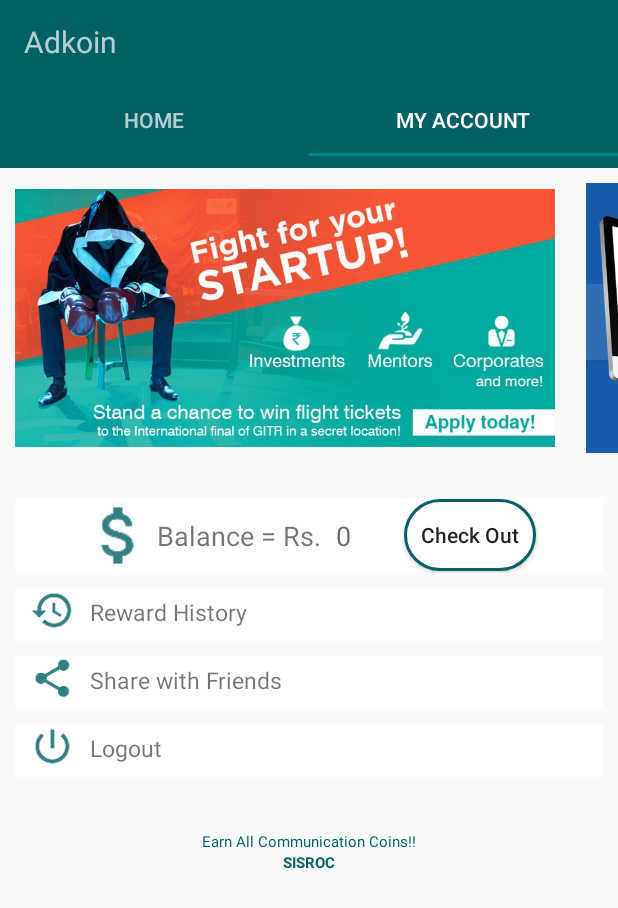
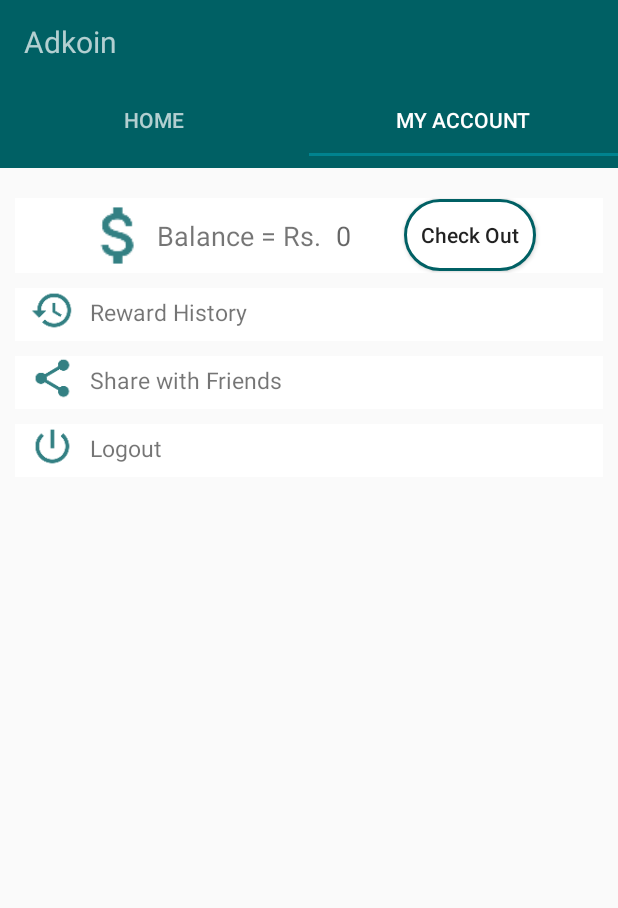
Before and after one commit to dinesh4u2k/MobileVerification, an Android app: the screen it shows after launch once a user with an empty profile is signed in (MainActivity), tab 2 chosen, on a phone screen of 412 x 824 dp. Shown: the top 908 px of the screen. Run offline under Robolectric (Android 15) with nearby library versions, the phone set to English and light mode, and no system bars; our stand-ins replace Firebase (no records; nobody signed in at launch, a user with empty details on screens opened directly); libraries missing offline, so code that uses them is left out: com.apollographql.apollo, com.viewpagerindicator; 13 statements that could not run were skipped.

Commit message:
image added

```diff
--- a/app/src/main/java/com/example/kavi/mobileverification/Home1.java
+++ b/app/src/main/java/com/example/kavi/mobileverification/Home1.java
@@ -7,6 +7,7 @@ import android.net.Uri;
 import android.os.Bundle;
 import android.os.Handler;
 import android.support.v4.app.Fragment;
+import android.support.v4.view.ViewPager;
 import android.support.v7.widget.LinearLayoutManager;
 import android.support.v7.widget.RecyclerView;
 import android.util.Log;
@@ -24,10 +25,13 @@ import com.apollographql.apollo.api.cache.http.HttpCachePolicy;
 import com.apollographql.apollo.cache.http.ApolloHttpCache;
 import com.apollographql.apollo.cache.http.DiskLruHttpCacheStore;
 import com.apollographql.apollo.exception.ApolloException;
+import com.viewpagerindicator.CirclePageIndicator;
 
 import java.io.File;
 import java.nio.charset.IllegalCharsetNameException;
 import java.util.ArrayList;
+import java.util.Timer;
+import java.util.TimerTask;
 
 import javax.annotation.Nonnull;
 
@@ -45,6 +49,8 @@ public class Home1 extends Fragment {
     R.drawable.im5,
 
 };
+
+    private  ViewPager mPager;
     private TextView amount;
 
     public ApolloClient apolloClient;
@@ -78,6 +84,15 @@ public class Home1 extends Fragment {
     private ArrayList<String> mImageUrls = new ArrayList<>();
 
     private OnFragmentInteractionListener mListener;
+
+
+    private static int currentPage = 0;
+    private static int NUM_PAGES = 0;
+    private ArrayList<ImageModel> imageModelArrayList;
+
+    private int[] myImageList = new int[]{R.drawable.ad1, R.drawable.ad2,
+            R.drawable.ad3,R.drawable.ad4
+            ,R.drawable.ad5,R.drawable.ic_launcher_background};
 
     public Home1() {
         // Required empty public constructor
@@ -115,7 +130,12 @@ public class Home1 extends Fragment {
     @Override
     public View onCreateView(LayoutInflater inflater, ViewGroup container,
                              Bundle savedInstanceState) {
+
+        //oncreate
         // Inflate the layout for this fragment
+
+
+
 
 
         SharedPreferences sp = getActivity().getSharedPreferences("Login", Context.MODE_PRIVATE);
@@ -125,12 +145,18 @@ public class Home1 extends Fragment {
         View rootView=inflater.inflate(R.layout.fragment_home1, container, false);
         callcount=rootView.findViewById(R.id.call);
         amount = rootView.findViewById(R.id.cash_amo);
-         gallery=rootView.findViewById(R.id.gallery);
-        inflater1 = LayoutInflater.from(getActivity());
+        // gallery=rootView.findViewById(R.id.gallery);
+        //inflater1 = LayoutInflater.from(getActivity());
 
 //       new Handler().postDelayed(new Runnable() {
 //            @Override
 //            public void run() {
+
+            //image slider code
+        imageModelArrayList = new ArrayList<>();
+        imageModelArrayList = populateList();
+
+        init();
 
                 SharedPreferences spbroad = getActivity().getSharedPreferences("cc", Context.MODE_PRIVATE);
 
@@ -145,18 +171,6 @@ public class Home1 extends Fragment {
 
 
 
-       /* View view = inflater1.inflate(R.layout.banner,gallery,false);
-        imageView= view.findViewById(R.id.im1);
-        imageView.setImageResource(images[0]);
-        imageView1= view.findViewById(R.id.im2);
-        imageView1.setImageResource(images[1]);
-        imageView2= view.findViewById(R.id.im3);
-        imageView2.setImageResource(images[2]);
-        imageView3= view.findViewById(R.id.im4);
-        imageView3.setImageResource(images[3]);
-        imageView4= view.findViewById(R.id.im5);
-        imageView4.setImageResource(images[4]);
-        gallery.addView(view);*/
 
 
         File file = new File(getActivity().getCacheDir().toURI());
@@ -223,36 +237,87 @@ public class Home1 extends Fragment {
                     }
                 });
 
+        mPager =  rootView.findViewById(R.id.pager1);
+        mPager.setAdapter(new SlidingImage_Adapter(getContext(),imageModelArrayList));
+
+        CirclePageIndicator indicator = (CirclePageIndicator)
+                rootView.findViewById(R.id.indicator);
+
+        indicator.setViewPager(mPager);
+
+        final float density = getResources().getDisplayMetrics().density;
+
+//Set circle indicator radius
+        indicator.setRadius(5 * density);
+
+        NUM_PAGES =imageModelArrayList.size();
+
+        // Auto start of viewpager
+        final Handler handler = new Handler();
+        final Runnable Update = new Runnable() {
+            public void run() {
+                if (currentPage == NUM_PAGES) {
+                    currentPage = 0;
+                }
+                mPager.setCurrentItem(currentPage++, true);
+            }
+        };
+        Timer swipeTimer = new Timer();
+        swipeTimer.schedule(new TimerTask() {
+            @Override
+            public void run() {
+                handler.post(Update);
+            }
+        }, 3000, 3000);
+
+        // Pager listener over indicator
+        indicator.setOnPageChangeListener(new ViewPager.OnPageChangeListener() {
+
+            @Override
+            public void onPageSelected(int position) {
+                currentPage = position;
+
+            }
+
+            @Override
+            public void onPageScrolled(int pos, float arg1, int arg2) {
+
+            }
+
+            @Override
+            public void onPageScrollStateChanged(int pos) {
+
+            }
+        });
+
 
         return rootView;
 
 
     }
-   /* private void initRecyclerView() {
-        Log.d(TAG, "initRecyclerView: init recyclerview");
-        LinearLayoutManager layoutManager = new LinearLayoutManager(getContext(), LinearLayoutManager.HORIZONTAL, false);
-        RecyclerView recyclerView = getActivity().findViewById(R.id.my_recycler_view);
-        recyclerView.setLayoutManager(layoutManager);
-       BannerAdapter adapter = new BannerAdapter(getContext(), mNames, mImageUrls);
-        recyclerView.setAdapter(adapter);
-    }*/
-   /* private void getImages(){
-        Log.d(TAG, "initImageBitmaps: preparing bitmaps.");
 
-        mImageUrls.add("http://demo.ajax-cart.com/photos/product/4/176/4.jpg");
-        mNames.add("beats");
-        mImageUrls.add("https://www.argos-support.co.uk/cache/square/assets/img/categories/product-shots/wearable-technology.png");
-        mNames.add("watch");
 
-        mImageUrls.add("https://pbs.twimg.com/media/Cq21NK7XgAEVQdG.jpg");
-        mNames.add("Portugal");
 
-        mImageUrls.add("http://www.pepsico.com/images/album/what-we-believe-redesign/products/products-progress-7up.jpg?sfvrsn=3576d841_0");
-        mNames.add("drinks");
 
-        initRecyclerView();
+    private ArrayList<ImageModel> populateList(){
 
-    }*/
+        ArrayList<ImageModel> list = new ArrayList<>();
+
+        for(int i = 0; i < 6; i++){
+            ImageModel imageModel = new ImageModel();
+            imageModel.setImage_drawable(myImageList[i]);
+            list.add(imageModel);
+        }
+
+        return list;
+    }
+
+    private void init() {
+
+
+
+    }
+
 
     // TODO: Rename method, update argument and hook method into UI event
     public void onButtonPressed(Uri uri) {
--- /dev/null
+++ b/app/src/main/java/com/example/kavi/mobileverification/ImageModel.java
@@ -0,0 +1,14 @@
+package com.example.kavi.mobileverification;
+
+public class ImageModel {
+
+    private int image_drawable;
+
+    public int getImage_drawable() {
+        return image_drawable;
+    }
+
+    public void setImage_drawable(int image_drawable) {
+        this.image_drawable = image_drawable;
+    }
+}
--- a/app/src/main/java/com/example/kavi/mobileverification/MainActivity.java
+++ b/app/src/main/java/com/example/kavi/mobileverification/MainActivity.java
@@ -61,21 +61,21 @@ public class MainActivity extends AppCompatActivity implements Home1.OnFragmentI
 
         startService(new Intent(this,BroadcastService.class));
 
-        LinearLayout gallery =findViewById(R.id.gallery);
-        LayoutInflater inflater = LayoutInflater.from(this);
-        View view = inflater.inflate(R.layout.banner,gallery,false);
-        ImageView imageView = view.findViewById(R.id.imageview);
-        imageView.setImageResource(R.drawable.ad3);
-        ImageView imageView1 = view.findViewById(R.id.imageview1);
-        imageView1.setImageResource(R.drawable.ad2);
-        ImageView imageView2 = view.findViewById(R.id.imageview2);
-        imageView2.setImageResource(R.drawable.ad5);
-        ImageView imageView3 = view.findViewById(R.id.imageview3);
-        imageView3.setImageResource(R.drawable.ad4);
-        ImageView imageView4 = view.findViewById(R.id.imageview4);
-        imageView4.setImageResource(R.drawable.ad1);
-
-        gallery.addView(view);
+//      //  LinearLayout gallery =findViewById(R.id.gallery);
+//        LayoutInflater inflater = LayoutInflater.from(this);
+//      //  View view = inflater.inflate(R.layout.banner,gallery,false);
+//        ImageView imageView = view.findViewById(R.id.imageview);
+//        imageView.setImageResource(R.drawable.ad3);
+//        ImageView imageView1 = view.findViewById(R.id.imageview1);
+//        imageView1.setImageResource(R.drawable.ad2);
+//        ImageView imageView2 = view.findViewById(R.id.imageview2);
+//        imageView2.setImageResource(R.drawable.ad5);
+//        ImageView imageView3 = view.findViewById(R.id.imageview3);
+//        imageView3.setImageResource(R.drawable.ad4);
+//        ImageView imageView4 = view.findViewById(R.id.imageview4);
+//        imageView4.setImageResource(R.drawable.ad1);
+//
+//        gallery.addView(view);
 
         SharedPreferences sp = getSharedPreferences("Login", Context.MODE_PRIVATE);
 
--- /dev/null
+++ b/app/src/main/java/com/example/kavi/mobileverification/SlidingImage_Adapter.java
@@ -0,0 +1,69 @@
+package com.example.kavi.mobileverification;
+
+import android.content.Context;
+import android.os.Parcelable;
+import android.support.v4.view.PagerAdapter;
+import android.view.LayoutInflater;
+import android.view.View;
+import android.view.ViewGroup;
+import android.widget.ImageView;
+
+import java.util.ArrayList;
+
+/**
+ * Created by Parsania Hardik on 23/04/2016.
+ */
+public class SlidingImage_Adapter extends PagerAdapter {
+
+
+    private ArrayList<ImageModel> imageModelArrayList;
+    private LayoutInflater inflater;
+    private Context context;
+
+
+    public SlidingImage_Adapter(Context context, ArrayList<ImageModel> imageModelArrayList) {
+        this.context = context;
+        this.imageModelArrayList = imageModelArrayList;
+        inflater = LayoutInflater.from(context);
+    }
+
+    @Override
+    public void destroyItem(ViewGroup container, int position, Object object) {
+        container.removeView((View) object);
+    }
+
+    @Override
+    public int getCount() {
+        return imageModelArrayList.size();
+    }
+
+    @Override
+    public Object instantiateItem(ViewGroup view, int position) {
+        View imageLayout = inflater.inflate(R.layout.slidingimages_layout, view, false);
+
+        assert imageLayout != null;
+        final ImageView imageView = (ImageView) imageLayout
+                .findViewById(R.id.image);
+
+
+        imageView.setImageResource(imageModelArrayList.get(position).getImage_drawable());
+
+        view.addView(imageLayout, 0);
+
+        return imageLayout;
+    }
+
+    @Override
+    public boolean isViewFromObject(View view, Object object) {
+        return view.equals(object);
+    }
+
+    @Override
+    public void restoreState(Parcelable state, ClassLoader loader) {
+    }
+
+    @Override
+    public Parcelable saveState() {
+        return null;
+    }
+}
--- a/app/src/main/res/layout/activity_main.xml
+++ b/app/src/main/res/layout/activity_main.xml
@@ -37,63 +37,41 @@
     </android.support.design.widget.TabLayout>
 
 
-    <android.support.constraint.ConstraintLayout
-        android:layout_width="match_parent"
-        android:layout_height="200dp"
-        tools:context="com.example.ramya.scrollview.MainActivity">
+    <!--&lt;!&ndash;<android.support.constraint.ConstraintLayout&ndash;&gt;-->
+        <!--&lt;!&ndash;android:layout_width="match_parent"&ndash;&gt;-->
+        <!--&lt;!&ndash;android:layout_height="200dp"&ndash;&gt;-->
+        <!--&lt;!&ndash;tools:context="com.example.ramya.scrollview.MainActivity">&ndash;&gt;-->
 
-        <HorizontalScrollView
-            android:id="@+id/horizontalScrollView"
-            android:layout_width="0dp"
-            android:layout_height="200dp"
-            android:scrollbars="none">
+        <!--&lt;!&ndash;<HorizontalScrollView&ndash;&gt;-->
+            <!--&lt;!&ndash;android:id="@+id/horizontalScrollView"&ndash;&gt;-->
+            <!--&lt;!&ndash;android:layout_width="0dp"&ndash;&gt;-->
+            <!--&lt;!&ndash;android:layout_height="200dp"&ndash;&gt;-->
+            <!--&lt;!&ndash;android:scrollbars="none">&ndash;&gt;-->
 
-            <LinearLayout
-                android:id="@+id/gallery"
-                android:layout_width="wrap_content"
-                android:layout_height="200dp"
-                android:orientation="horizontal">
+            <!--&lt;!&ndash;<LinearLayout&ndash;&gt;-->
+                <!--&lt;!&ndash;android:id="@+id/gallery"&ndash;&gt;-->
+                <!--&lt;!&ndash;android:layout_width="wrap_content"&ndash;&gt;-->
+                <!--&lt;!&ndash;android:layout_height="200dp"&ndash;&gt;-->
+                <!--&lt;!&ndash;android:orientation="horizontal">&ndash;&gt;-->
 
-            </LinearLayout>
+            <!--&lt;!&ndash;</LinearLayout>&ndash;&gt;-->
 
-        </HorizontalScrollView>
+        <!--&lt;!&ndash;</HorizontalScrollView>&ndash;&gt;-->
 
 
-    </android.support.constraint.ConstraintLayout>
+    <!--</android.support.constraint.ConstraintLayout>-->
 
     <android.support.v4.view.ViewPager
 
         android:id="@+id/pager"
-        android:layout_width="wrap_content"
-        android:layout_height="230dp"
+        android:layout_width="fill_parent"
+        android:layout_height="fill_parent"
         android:layout_alignParentStart="true"
         android:layout_alignParentTop="true"
         >
 
     </android.support.v4.view.ViewPager>
-    <LinearLayout
-        android:layout_width="fill_parent"
-        android:orientation="vertical"
-        android:layout_height="wrap_content">
-        <TextView
-            android:layout_width="fill_parent"
-            android:layout_height="wrap_content"
-            android:layout_marginTop="12dp"
-            android:text="@string/quote"
-            android:gravity="center"
-            android:textColor="@color/colorPrimary"
-            android:textSize="10dp" />
 
-        <TextView
-            android:layout_width="fill_parent"
-            android:layout_height="wrap_content"
-            android:gravity="center"
-            android:textStyle="bold"
-            android:text="@string/c_name"
-            android:textColor="@color/colorPrimary"
-            android:textSize="10dp" />
-
-    </LinearLayout>
 
 
 </LinearLayout>
```
Also changed, not shown: app/build.gradle (+5 -4 lines), app/src/main/java/com/example/kavi/mobileverification/PhoneStateReceiver.java (+10 -18 lines), app/src/main/res/layout/fragment_home1.xml (+39 -6 lines), app/src/main/res/layout/slidingimages_layout.xml (added, +17 -0 lines), 1 other file.
